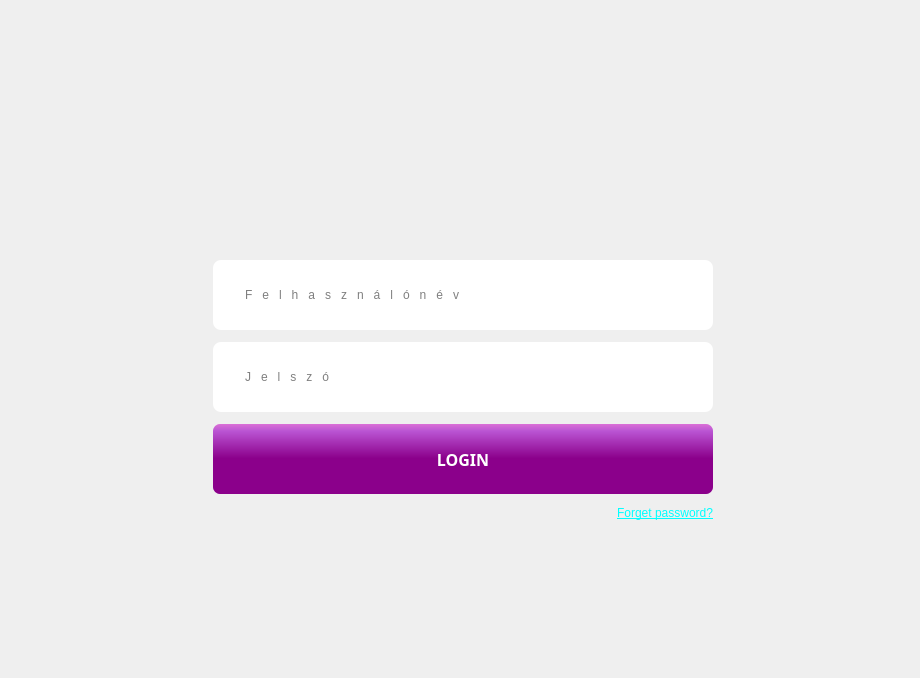
The window that qtserver/mainwindow.ui (p-anna9603/fancy_nev) describes before a commit, drawn with Qt 5.
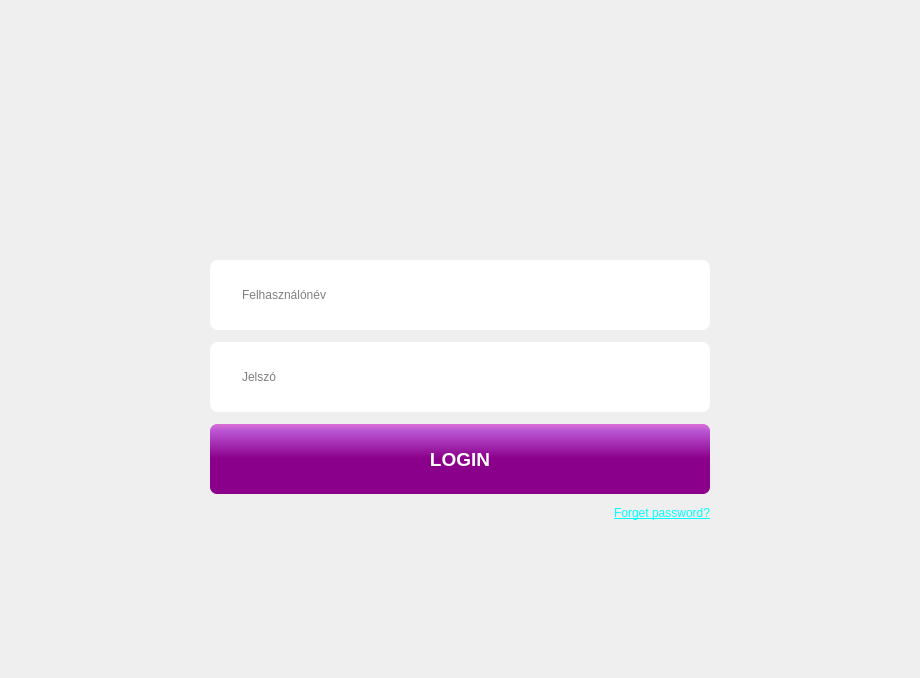
The same window after the commit. Icons and pictures are not drawn.

```diff
--- a/qtserver/mainwindow.ui
+++ b/qtserver/mainwindow.ui
@@ -85,10 +85,14 @@
         </property>
         <property name="maximumSize">
          <size>
-          <width>231</width>
+          <width>500</width>
           <height>181</height>
          </size>
         </property>
+        <property name="styleSheet">
+         <string notr="true">padding-left: 130px;
+padding-right: 130px;</string>
+        </property>
         <property name="text">
          <string/>
         </property>
@@ -147,7 +151,7 @@
 QLineEdit {
 background-image: url(:/resource/img/kicsi_user_login.png);
 /*background-image: url(:/resource/img/kicsi_login_szurke.png);*/
-background-repeat: no-repeat, repeat;
+background-repeat: no-repeat;
 padding-left:10px;
 background-attachment: fixed;
 background-position:  left;
@@ -159,7 +163,7 @@
 
 padding-left: 30px;
 text-align:justify; 
-letter-spacing: 10px;
+/* letter-spacing: 10px; /* valamiért nem akar működni ez */
 font: 14pt &quot;MS Shell Dlg 2&quot;;
 }
 </string>
@@ -210,7 +214,7 @@
 
 QLineEdit {
 background-image: url(:/resource/img/lock_icon.png);
-background-repeat: no-repeat, repeat;
+background-repeat: no-repeat;
 background-attachment: fixed;
 background-position:  left;
 
@@ -221,7 +225,7 @@
 
 padding-left: 30px;
 text-align:justify; 
-letter-spacing: 10px;
+/* letter-spacing: 10px; /* valamiért nem akar működni ez */
 font: 14pt &quot;MS Shell Dlg 2&quot;;
 }</string>
         </property>
@@ -252,15 +256,19 @@
         </property>
         <property name="font">
          <font>
-          <family>Tw Cen MT Condensed</family>
-          <pointsize>12</pointsize>
+          <family>MS Shell Dlg 2</family>
+          <pointsize>14</pointsize>
           <weight>75</weight>
+          <italic>false</italic>
           <bold>true</bold>
          </font>
         </property>
         <property name="styleSheet">
-         <string notr="true">QPushButton {
+         <string notr="true">
+QPushButton {
 color: white;
+font: bold 14pt &quot;MS Shell Dlg 2&quot;;
+letter-spacing: .4rem;
 background-color: QLinearGradient( x1: 0, y1: 0, x2: 0, y2: 1, stop: 0 #da70d6, stop: 0.1 #ba55d3,  stop: 0.49 #8b008b );
 border-radius: 7;
 /*ccc*/
@@ -316,18 +324,6 @@
     </item>
    </layout>
   </widget>
-  <widget class="QDockWidget" name="dockWidget">
-   <property name="maximumSize">
-    <size>
-     <width>0</width>
-     <height>0</height>
-    </size>
-   </property>
-   <attribute name="dockWidgetArea">
-    <number>1</number>
-   </attribute>
-   <widget class="QWidget" name="dockWidgetContents_2"/>
-  </widget>
  </widget>
  <layoutdefault spacing="6" margin="11"/>
  <resources>
```
